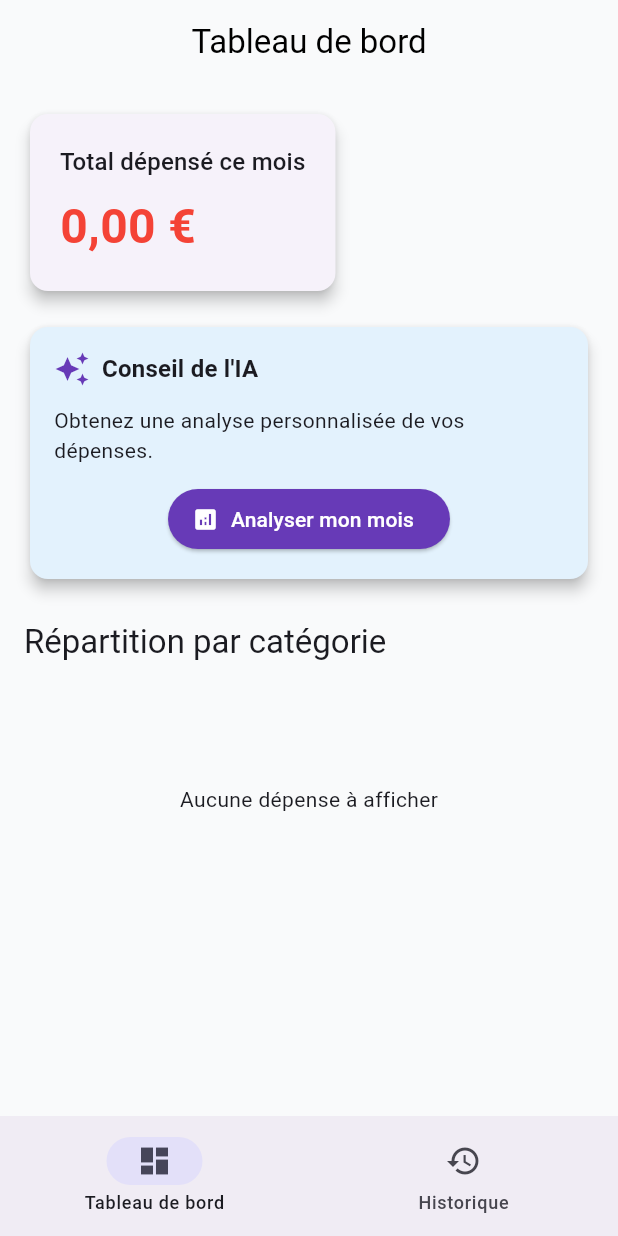
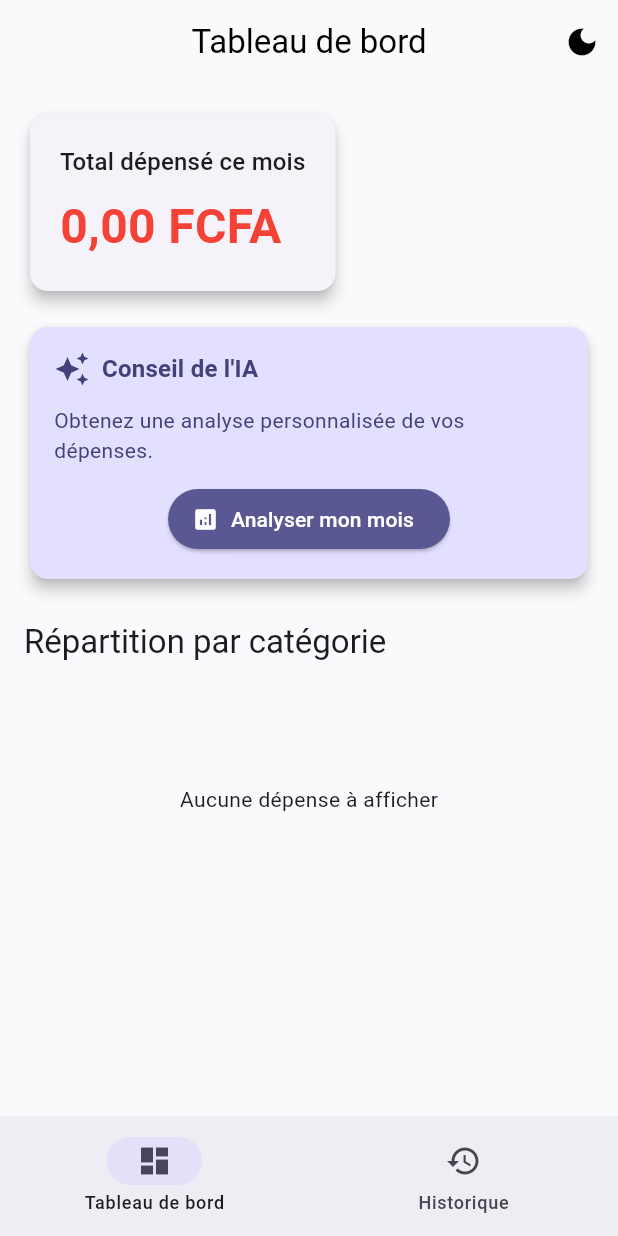
Before and after one commit to w4lk17/expense_ai_app, a Flutter app: the screen it shows once a user with an empty profile is signed in, on a phone screen of 412 x 824 dp. Run offline on Flutter 3.47's test engine with Material 3 defaults, Android fonts, the light colour scheme and no system bars; our stand-ins replace drift, fl_chart, flutter_riverpod, shared_preferences, supabase_flutter; missing offline and left inert: dart_openai; accounts and stored records are empty; generated files the repository leaves out were written again.

Commit message:
feat(ui): implement dark mode theme with dynamic colors

```diff
--- /dev/null
+++ b/lib/core/providers/theme_provider.dart
@@ -0,0 +1,36 @@
+import 'package:flutter/material.dart';
+import 'package:flutter_riverpod/legacy.dart';
+import 'package:shared_preferences/shared_preferences.dart';
+
+const String _themeKey = 'isDarkMode';
+
+class ThemeNotifier extends StateNotifier<ThemeMode> {
+  ThemeNotifier() : super(ThemeMode.system) {
+    _loadTheme();
+  }
+
+  Future<void> _loadTheme() async {
+    final prefs = await SharedPreferences.getInstance();
+    final isDark = prefs.getBool(_themeKey);
+
+    // Si null, on suit le système, sinon on applique le choix
+    if (isDark != null) {
+      state = isDark ? ThemeMode.dark : ThemeMode.light;
+    }
+  }
+
+  Future<void> toggleTheme() async {
+    final prefs = await SharedPreferences.getInstance();
+    final isDark = state == ThemeMode.dark;
+
+    // On inverse
+    state = isDark ? ThemeMode.light : ThemeMode.dark;
+
+    // On sauvegarde
+    await prefs.setBool(_themeKey, !isDark);
+  }
+}
+
+final themeProvider = StateNotifierProvider<ThemeNotifier, ThemeMode>((ref) {
+  return ThemeNotifier();
+});
--- a/lib/core/themes/app_theme.dart
+++ b/lib/core/themes/app_theme.dart
@@ -1,15 +1,13 @@
-// lib/core/themes/app_theme.dart
 import 'package:flutter/material.dart';
 
 class AppTheme {
-  // Couleurs de base (à personnaliser plus tard)
   static const Color primaryColor = Color(0xFF4F46E5); // Indigo
-  static const Color secondaryColor = Color(0xFF10B981); // Emerald (pour les revenus)
-  static const Color expenseColor = Color(0xFFEF4444); // Red (pour les dépenses)
+  static const Color secondaryColor = Color(0xFF10B981); // Emerald
+  static const Color expenseColor = Color(0xFFEF4444); // Red
 
   static ThemeData get lightTheme {
     return ThemeData(
-      useMaterial3: true, // Activation de Material 3 (le standard actuel)
+      useMaterial3: true,
       colorScheme: ColorScheme.fromSeed(seedColor: primaryColor, brightness: Brightness.light),
       scaffoldBackgroundColor: const Color(0xFFF9FAFB),
       appBarTheme: const AppBarTheme(
@@ -24,7 +22,7 @@ class AppTheme {
       ),
       inputDecorationTheme: InputDecorationTheme(
         filled: true,
-        fillColor: Colors.white,
+        fillColor: Colors.grey[100],
         border: OutlineInputBorder(borderRadius: BorderRadius.circular(12), borderSide: BorderSide.none),
         focusedBorder: OutlineInputBorder(
           borderRadius: BorderRadius.circular(12),
@@ -34,11 +32,35 @@ class AppTheme {
     );
   }
 
-  // On préparera le thème sombre pour plus tard
   static ThemeData get darkTheme {
     return ThemeData(
       useMaterial3: true,
-      colorScheme: ColorScheme.fromSeed(seedColor: primaryColor, brightness: Brightness.dark),
+      colorScheme: ColorScheme.fromSeed(
+        seedColor: primaryColor,
+        brightness: Brightness.dark,
+        surface: const Color(0xFF1E1E1E), // Fond des cartes
+      ),
+      scaffoldBackgroundColor: const Color(0xFF121212), // Fond principal
+      appBarTheme: const AppBarTheme(
+        centerTitle: true,
+        elevation: 0,
+        backgroundColor: Colors.transparent,
+        foregroundColor: Colors.white,
+      ),
+      floatingActionButtonTheme: FloatingActionButtonThemeData(
+        backgroundColor: primaryColor.withBlue(200), // Un peu plus clair pour le dark
+        foregroundColor: Colors.white,
+      ),
+      cardTheme: CardThemeData(color: const Color(0xFF1E1E1E), elevation: 2),
+      inputDecorationTheme: InputDecorationTheme(
+        filled: true,
+        fillColor: Colors.grey[850],
+        border: OutlineInputBorder(borderRadius: BorderRadius.circular(12), borderSide: BorderSide.none),
+        focusedBorder: OutlineInputBorder(
+          borderRadius: BorderRadius.circular(12),
+          borderSide: const BorderSide(color: primaryColor, width: 2),
+        ),
+      ),
     );
   }
 }
--- a/lib/features/expense/presentation/pages/dashboard_page.dart
+++ b/lib/features/expense/presentation/pages/dashboard_page.dart
@@ -1,3 +1,4 @@
+import 'package:expense_ai_app/core/providers/theme_provider.dart';
 import 'package:expense_ai_app/features/expense/data/datasources/database.dart';
 import 'package:flutter/material.dart';
 import 'package:flutter_riverpod/flutter_riverpod.dart';
@@ -33,9 +34,9 @@ class _DashboardPageState extends ConsumerState<DashboardPage> {
     final totalMonth = ref.read(totalMonthProvider);
 
     final buffer = StringBuffer();
-    buffer.writeln("Total du mois: ${totalMonth.toStringAsFixed(2)}€");
+    buffer.writeln("Total du mois: ${totalMonth.toStringAsFixed(2)}FCFA");
     expensesByCategory.forEach((cat, amount) {
-      buffer.writeln("- ${cat.name}: ${amount.toStringAsFixed(2)}€");
+      buffer.writeln("- ${cat.name}: ${amount.toStringAsFixed(2)}FCFA");
     });
 
     final advice = await ref.read(expenseRepositoryProvider).analyzeExpenses(buffer.toString());
@@ -58,17 +59,28 @@ class _DashboardPageState extends ConsumerState<DashboardPage> {
   Widget build(BuildContext context) {
     final expensesByCategory = ref.watch(expensesByCategoryProvider);
     final totalMonth = ref.watch(totalMonthProvider);
-    final currencyFormat = NumberFormat.currency(locale: 'fr_FR', symbol: '€');
+    final currencyFormat = NumberFormat.currency(locale: 'fr_FR', symbol: 'FCFA');
     final expensesAsync = ref.watch(expenseListProvider);
 
     return Scaffold(
-      appBar: AppBar(title: const Text('Tableau de bord')),
+      appBar: AppBar(
+        title: const Text('Tableau de bord'),
+        actions: [
+          IconButton(
+            icon: Icon(ref.watch(themeProvider) == ThemeMode.dark ? Icons.light_mode : Icons.dark_mode),
+            onPressed: () {
+              ref.read(themeProvider.notifier).toggleTheme();
+            },
+          ),
+        ],
+      ),
       body: expensesAsync.when(
         data: (_) => SingleChildScrollView(
           padding: const EdgeInsets.all(16.0),
           child: Column(
             crossAxisAlignment: CrossAxisAlignment.start,
             children: [
+              // Affichage du total du mois
               Card(
                 elevation: 4,
                 child: Padding(
@@ -86,7 +98,7 @@ class _DashboardPageState extends ConsumerState<DashboardPage> {
                   ),
                 ),
               ),
-
+              // Carte Alerte si dépassement de budget
               if (totalMonth > 1000)
                 Card(
                   margin: const EdgeInsets.only(top: 16, bottom: 0),
@@ -99,7 +111,7 @@ class _DashboardPageState extends ConsumerState<DashboardPage> {
                         const SizedBox(width: 12),
                         Expanded(
                           child: Text(
-                            "Attention ! Vous avez dépassé votre budget mensuel virtuel (1000€).",
+                            "Attention ! Vous avez dépassé votre budget mensuel virtuel (1000 FCFA).",
                             style: TextStyle(color: Colors.red.shade900),
                           ),
                         ),
@@ -109,9 +121,10 @@ class _DashboardPageState extends ConsumerState<DashboardPage> {
                 ),
               const SizedBox(height: 16),
 
+              // Carte de l'IA Advisor
               Card(
                 elevation: 4,
-                color: Colors.blue.shade50,
+                color: Theme.of(context).colorScheme.primaryContainer,
                 child: Padding(
                   padding: const EdgeInsets.all(16.0),
                   child: Column(
@@ -119,11 +132,14 @@ class _DashboardPageState extends ConsumerState<DashboardPage> {
                     children: [
                       Row(
                         children: [
-                          const Icon(Icons.auto_awesome, color: Colors.deepPurple),
+                          Icon(Icons.auto_awesome, color: Theme.of(context).colorScheme.onPrimaryContainer),
                           const SizedBox(width: 8),
                           Text(
                             "Conseil de l'IA",
-                            style: Theme.of(context).textTheme.titleMedium?.copyWith(fontWeight: FontWeight.bold),
+                            style: Theme.of(context).textTheme.titleMedium?.copyWith(
+                              fontWeight: FontWeight.bold,
+                              color: Theme.of(context).colorScheme.onPrimaryContainer,
+                            ),
                           ),
                         ],
                       ),
@@ -131,9 +147,12 @@ class _DashboardPageState extends ConsumerState<DashboardPage> {
                       if (_isLoadingAdvice)
                         const Center(child: CircularProgressIndicator())
                       else if (_aiAdvice != null)
-                        Text(_aiAdvice!)
+                        Text(_aiAdvice!, style: TextStyle(color: Theme.of(context).colorScheme.onPrimaryContainer))
                       else
-                        const Text("Obtenez une analyse personnalisée de vos dépenses."),
+                        Text(
+                          "Obtenez une analyse personnalisée de vos dépenses.",
+                          style: TextStyle(color: Theme.of(context).colorScheme.onPrimaryContainer),
+                        ),
                       const SizedBox(height: 12),
                       Center(
                         child: ElevatedButton.icon(
@@ -141,7 +160,7 @@ class _DashboardPageState extends ConsumerState<DashboardPage> {
                           icon: const Icon(Icons.analytics),
                           label: const Text("Analyser mon mois"),
                           style: ElevatedButton.styleFrom(
-                            backgroundColor: Colors.deepPurple,
+                            backgroundColor: Theme.of(context).colorScheme.primary,
                             foregroundColor: Colors.white,
                           ),
                         ),
@@ -184,7 +203,7 @@ class _DashboardPageState extends ConsumerState<DashboardPage> {
         PieChartSectionData(
           color: color,
           value: total,
-          title: '${category.name}\n${total.toStringAsFixed(0)}€',
+          title: '${category.name}\n${total.toStringAsFixed(0)} FCFA',
           radius: 100,
           titleStyle: const TextStyle(
             fontSize: 12,
--- a/lib/main.dart
+++ b/lib/main.dart
@@ -1,3 +1,4 @@
+import 'package:expense_ai_app/core/providers/theme_provider.dart';
 import 'package:flutter/material.dart';
 import 'package:flutter_riverpod/flutter_riverpod.dart';
 import 'package:supabase_flutter/supabase_flutter.dart';
@@ -26,12 +27,18 @@ class MyApp extends ConsumerWidget {
 
   @override
   Widget build(BuildContext context, WidgetRef ref) {
+    final themeMode = ref.watch(themeProvider); // On écoute le mode
+
     return MaterialApp(
       title: 'Expense AI',
       debugShowCheckedModeBanner: false,
       theme: AppTheme.lightTheme,
+      darkTheme: AppTheme.darkTheme,
+      themeMode: themeMode,
       // On écoute l'état de l'authentification
-      home: ref.watch(authStateProvider).when(
+      home: ref
+          .watch(authStateProvider)
+          .when(
             data: (authState) {
               final session = authState.session;
               // Si session existe -> App, sinon -> Login
```
Lines whose indentation alone changed are shown as unchanged.
